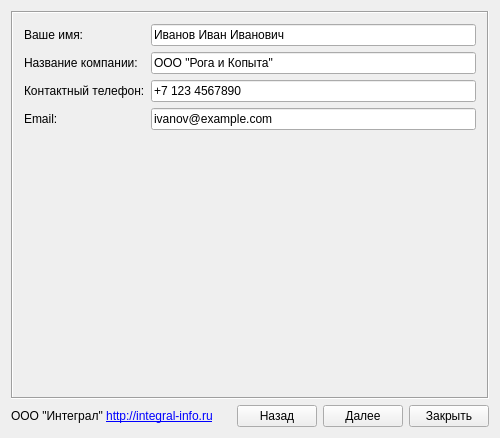
Old version of the form MainWindow.ui in the repository ultra-sw/its-scanner.
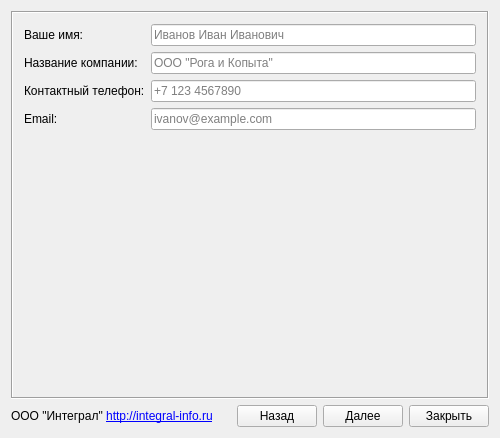
New version of the form. The open tabs and pages were chosen to show the change. Icons and pictures are not drawn.

Diff of the .ui file:
```diff
--- a/MainWindow.ui
+++ b/MainWindow.ui
@@ -46,7 +46,7 @@
         <item row="0" column="1">
          <widget class="QLineEdit" name="name_edit">
           <property name="text">
-           <string>Иванов Иван Иванович</string>
+           <string/>
           </property>
           <property name="placeholderText">
            <string>Иванов Иван Иванович</string>
@@ -66,7 +66,7 @@
         <item row="1" column="1">
          <widget class="QLineEdit" name="company_edit">
           <property name="text">
-           <string>ООО &quot;Рога и Копыта&quot;</string>
+           <string/>
           </property>
           <property name="placeholderText">
            <string>ООО &quot;Рога и Копыта&quot;</string>
@@ -86,7 +86,7 @@
         <item row="2" column="1">
          <widget class="QLineEdit" name="phone_edit">
           <property name="text">
-           <string>+7 123 4567890</string>
+           <string/>
           </property>
           <property name="placeholderText">
            <string>+7 123 4567890</string>
@@ -109,7 +109,7 @@
            <string/>
           </property>
           <property name="text">
-           <string>ivanov@example.com</string>
+           <string/>
           </property>
           <property name="placeholderText">
            <string>ivanov@example.com</string>
```
Left out of the diff: 7 changed lines with no effect on the pictures.
